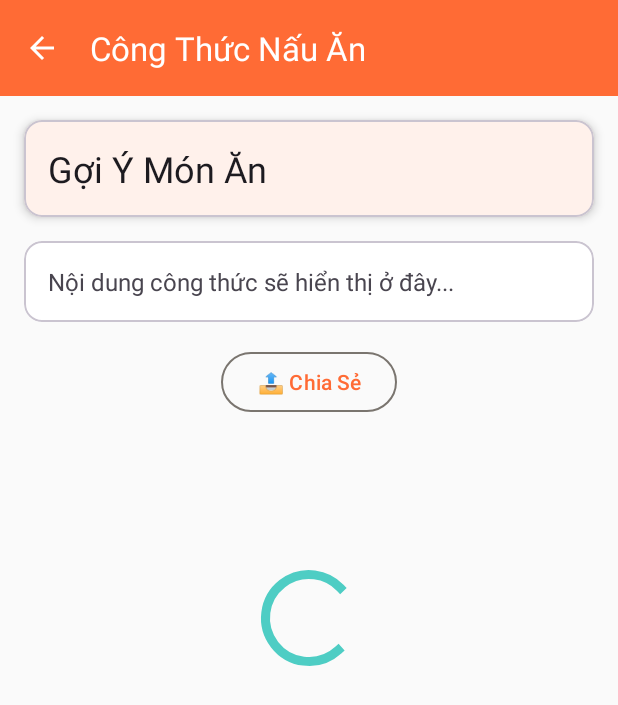
After one commit to namt-fptu/SmartPantryChef, an Android app: the layout activity_recipe.xml on its own in the app's theme, with its tools: preview values and no code run, on a phone screen of 412 x 824 dp. The commit adds this screen. Shown: the top 705 px of the screen. Run offline under Robolectric (Android 15) with nearby library versions, the phone set to English and light mode, and no system bars.

Commit message:
Add recipe screen UI, gallery image selection, and Gemini SDK integration; update permissions and ingredient detection flow

```diff
--- /dev/null
+++ b/app/src/main/res/drawable/ic_arrow_back.xml
@@ -0,0 +1,10 @@
+<vector xmlns:android="http://schemas.android.com/apk/res/android"
+    android:width="24dp"
+    android:height="24dp"
+    android:viewportWidth="24"
+    android:viewportHeight="24"
+    android:tint="?attr/colorOnPrimary">
+  <path
+      android:fillColor="@android:color/white"
+      android:pathData="M20,11H7.83l5.59,-5.59L12,4l-8,8 8,8 1.41,-1.41L7.83,13H20v-2z"/>
+</vector>
--- /dev/null
+++ b/app/src/main/res/layout/activity_recipe.xml
@@ -0,0 +1,88 @@
+<?xml version="1.0" encoding="utf-8"?>
+<androidx.coordinatorlayout.widget.CoordinatorLayout xmlns:android="http://schemas.android.com/apk/res/android"
+    xmlns:app="http://schemas.android.com/apk/res-auto"
+    xmlns:tools="http://schemas.android.com/tools"
+    android:layout_width="match_parent"
+    android:layout_height="match_parent"
+    android:fitsSystemWindows="true">
+
+    <com.google.android.material.appbar.AppBarLayout
+        android:layout_width="match_parent"
+        android:layout_height="wrap_content">
+
+        <com.google.android.material.appbar.MaterialToolbar
+            android:id="@+id/toolbar"
+            android:layout_width="match_parent"
+            android:layout_height="?attr/actionBarSize"
+            android:background="?attr/colorPrimary"
+            app:navigationIcon="@drawable/ic_arrow_back"
+            app:title="Công Thức Nấu Ăn"
+            app:titleTextColor="?attr/colorOnPrimary" />
+
+    </com.google.android.material.appbar.AppBarLayout>
+
+    <androidx.core.widget.NestedScrollView
+        android:layout_width="match_parent"
+        android:layout_height="match_parent"
+        app:layout_behavior="@string/appbar_scrolling_view_behavior">
+
+        <LinearLayout
+            android:layout_width="match_parent"
+            android:layout_height="wrap_content"
+            android:orientation="vertical">
+
+            <com.google.android.material.card.MaterialCardView
+                android:layout_width="match_parent"
+                android:layout_height="wrap_content"
+                android:layout_margin="16dp"
+                app:cardElevation="4dp">
+
+                <TextView
+                    android:id="@+id/tvRecipeTitle"
+                    android:layout_width="wrap_content"
+                    android:layout_height="wrap_content"
+                    android:padding="16dp"
+                    android:text="Gợi Ý Món Ăn"
+                    android:textAppearance="@style/TextAppearance.Material3.HeadlineSmall" />
+
+            </com.google.android.material.card.MaterialCardView>
+
+            <com.google.android.material.card.MaterialCardView
+                android:layout_width="match_parent"
+                android:layout_height="wrap_content"
+                android:layout_marginStart="16dp"
+                android:layout_marginEnd="16dp">
+
+                <TextView
+                    android:id="@+id/tvRecipeContent"
+                    android:layout_width="match_parent"
+                    android:layout_height="wrap_content"
+                    android:lineSpacingExtra="4dp"
+                    android:padding="16dp"
+                    android:textIsSelectable="true"
+                    android:textSize="16sp"
+                    tools:text="Nội dung công thức sẽ hiển thị ở đây..." />
+
+            </com.google.android.material.card.MaterialCardView>
+
+            <com.google.android.material.button.MaterialButton
+                android:id="@+id/btnShare"
+                style="?attr/materialButtonOutlinedStyle"
+                android:layout_width="wrap_content"
+                android:layout_height="wrap_content"
+                android:layout_gravity="center_horizontal"
+                android:layout_margin="16dp"
+                android:text="📤 Chia Sẻ" />
+
+        </LinearLayout>
+    </androidx.core.widget.NestedScrollView>
+
+    <ProgressBar
+        android:id="@+id/progressBarRecipe"
+        style="?android:attr/progressBarStyleLarge"
+        android:layout_width="wrap_content"
+        android:layout_height="wrap_content"
+        android:layout_gravity="center"
+        android:visibility="visible" />
+
+</androidx.coordinatorlayout.widget.CoordinatorLayout>
```
Also changed, not shown: app/build.gradle.kts (+28 -12 lines), app/src/main/java/fpt/edu/vn/smartpantrychef/MainActivity.java (+120 -141 lines), app/src/main/java/fpt/edu/vn/smartpantrychef/MainViewModel.java (+27 -17 lines), app/src/main/java/fpt/edu/vn/smartpantrychef/RecipeActivity.java (added, +69 -0 lines), app/src/main/res/layout/activity_main.xml (+37 -19 lines), settings.gradle.kts (+11 -0 lines).
